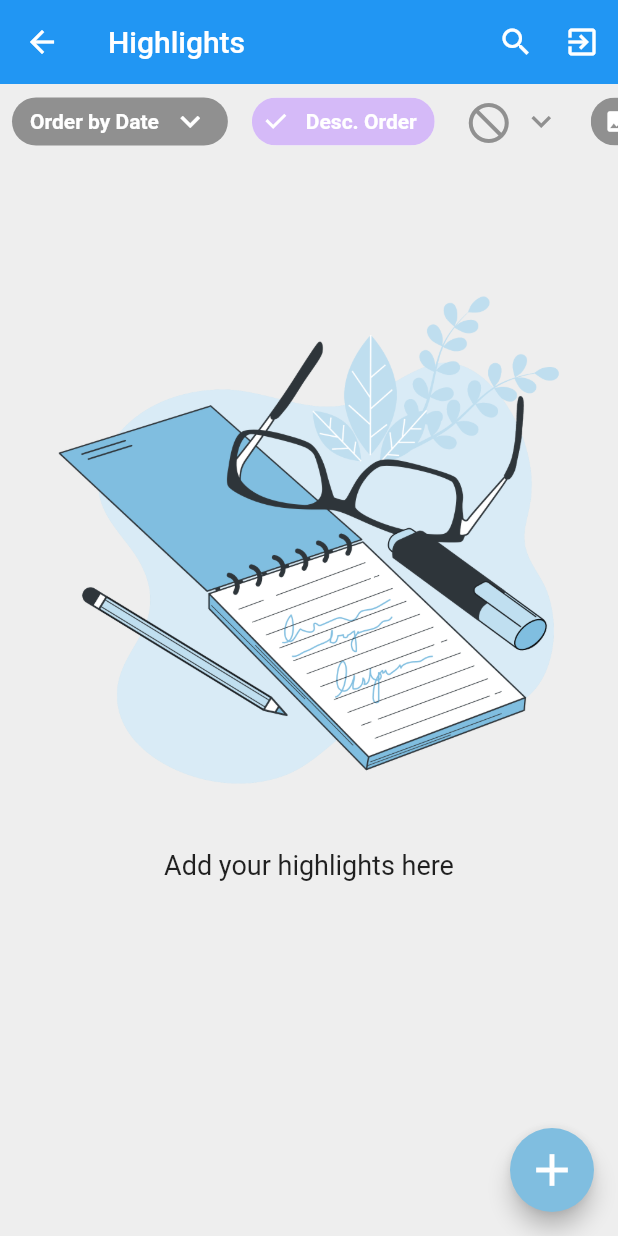
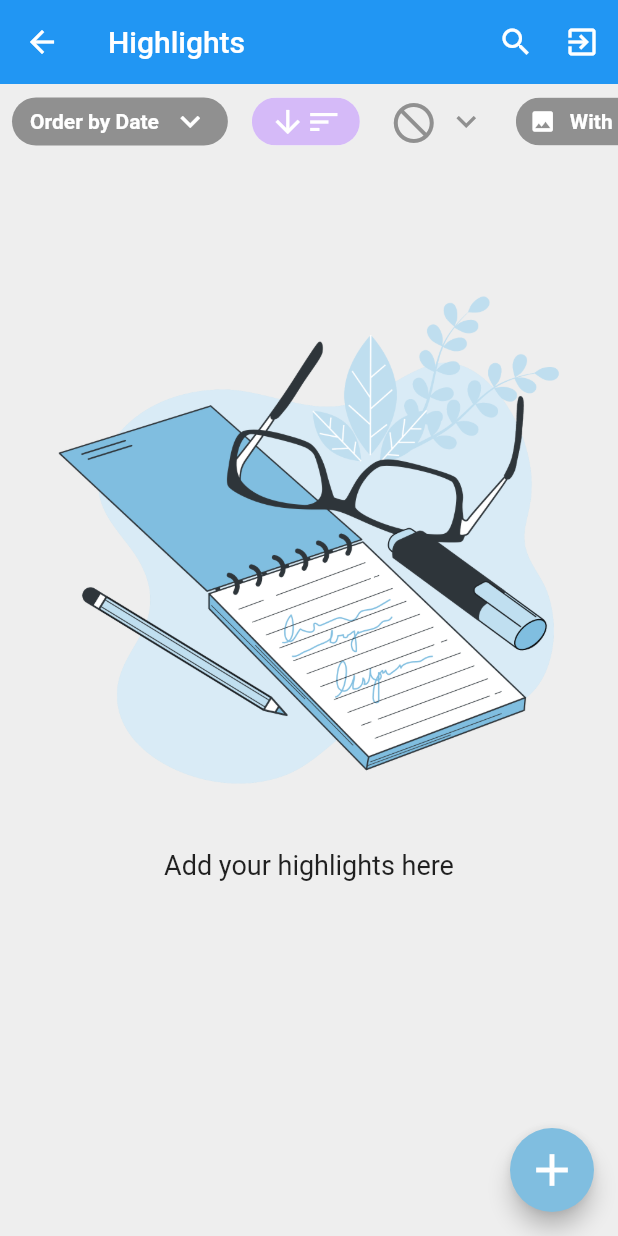
Before and after one commit to manuelvargastapia/highlights, a Flutter app: the HighlightOverviewScaffold screen opened directly, on a phone screen of 412 x 824 dp. Run offline on Flutter 3.47's test engine with Material 2 defaults, Android fonts, the phone set to English and light mode, and no system bars; our stand-ins replace another_flushbar, auto_route, bloc, cloud_firestore, dartz, firebase_auth and 13 more; missing offline and left inert: firebase_ml_vision, flutter_email_sender; accounts and stored records are empty; generated files the repository leaves out were written again.

Commit message:
edit DescendingOrderChip to use animation on arrow icon

```diff
--- a/lib/presentation/highlight/highlight_overview/widgets/filters_dialog/descending_order_chip.dart
+++ b/lib/presentation/highlight/highlight_overview/widgets/filters_dialog/descending_order_chip.dart
@@ -1,11 +1,44 @@
 import 'package:flutter/material.dart';
+
+import 'package:vector_math/vector_math_64.dart' show radians;
 
 import 'package:flutter_bloc/flutter_bloc.dart';
 
 import 'package:highlights/application/highlight/highlight_filterer/highlight_filterer_bloc.dart';
 
-class DescendingOrderChip extends StatelessWidget {
+// TODO: refactor to use hooks
+class DescendingOrderChip extends StatefulWidget {
   const DescendingOrderChip();
+  @override
+  _DescendingOrderChipState createState() => _DescendingOrderChipState();
+}
+
+class _DescendingOrderChipState extends State<DescendingOrderChip>
+    with TickerProviderStateMixin {
+  AnimationController _controller;
+  Animation<double> _rotation;
+
+  @override
+  void initState() {
+    super.initState();
+    _controller = AnimationController(
+      duration: const Duration(milliseconds: 1000),
+      vsync: this,
+    );
+    _rotation = Tween<double>(begin: 0, end: -180).animate(
+      CurvedAnimation(
+        parent: _controller,
+        curve: Curves.elasticOut,
+        reverseCurve: Curves.easeInExpo,
+      ),
+    );
+  }
+
+  @override
+  void dispose() {
+    _controller.dispose();
+    super.dispose();
+  }
 
   @override
   Widget build(BuildContext context) {
@@ -13,15 +46,45 @@ class DescendingOrderChip extends StatelessWidget {
       builder: (context, state) {
         return FilterChip(
           selected: state.filters.descendingOrder,
-          label: const Text('Desc. Order'),
+          label: AnimatedSize(
+            duration: _controller.duration ~/ 2,
+            vsync: this,
+            curve: Curves.fastOutSlowIn,
+            child: Row(
+              children: [
+                AnimatedBuilder(
+                  animation: _rotation,
+                  builder: (context, child) {
+                    return Transform.rotate(
+                      angle: radians(_rotation.value),
+                      child: child,
+                    );
+                  },
+                  child: const Icon(
+                    Icons.arrow_downward,
+                    color: Colors.white,
+                  ),
+                ),
+                const Icon(
+                  Icons.sort,
+                  color: Colors.white,
+                ),
+              ],
+            ),
+          ),
           labelStyle: const TextStyle(
             color: Colors.white,
             fontWeight: FontWeight.bold,
           ),
-          backgroundColor: Theme.of(context).backgroundColor,
+          backgroundColor: Theme.of(context).accentColor,
           selectedColor: Theme.of(context).accentColor,
-          checkmarkColor: Colors.white,
+          showCheckmark: false,
           onSelected: (_) {
+            if (state.filters.descendingOrder) {
+              _controller.forward();
+            } else {
+              _controller.reverse();
+            }
             context
                 .read<HighlightFiltererBloc>()
                 .add(const HighlightFiltererEvent.descendingOrderToggled());
```
